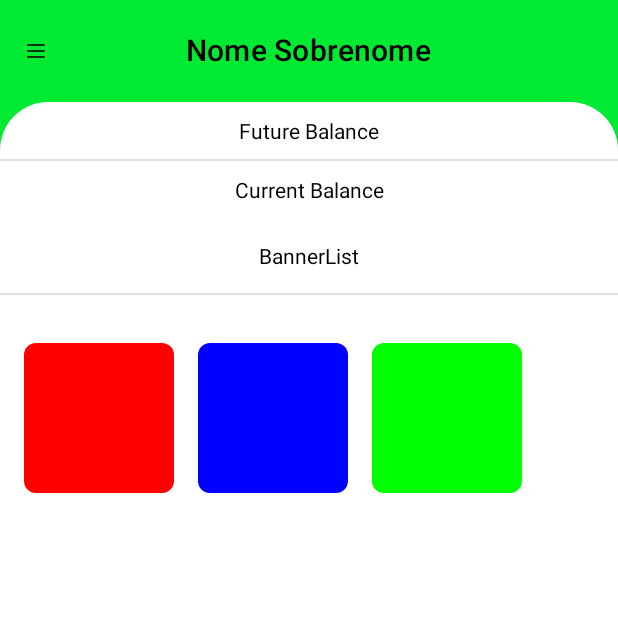
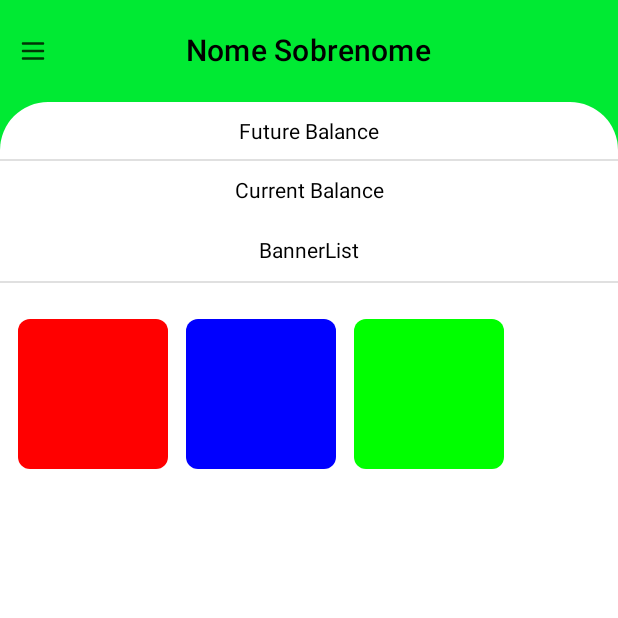
Before and after one commit to gabrielbarth/KmpTon, an Android app built with Jetpack Compose: the screen it shows after launch (MainActivity), on a phone screen of 412 x 824 dp, the top half of it. Run offline under Robolectric (Android 15) with nearby library versions, the phone set to English and light mode, and no system bars; our stand-ins replace Compose Multiplatform resources, Voyager.

Commit message:
ref: theme units

```diff
--- a/theme/src/commonMain/kotlin/com/example/theme/Theme.kt
+++ b/theme/src/commonMain/kotlin/com/example/theme/Theme.kt
@@ -5,19 +5,21 @@ import androidx.compose.runtime.Composable
 import androidx.compose.runtime.CompositionLocalProvider
 import androidx.compose.runtime.staticCompositionLocalOf
 import androidx.compose.ui.unit.Dp
+import androidx.compose.ui.unit.TextUnit
 import androidx.compose.ui.unit.dp
+import androidx.compose.ui.unit.sp
 
 data class CustomSpace(
-    val small: Dp = 4.dp,
-    val medium: Dp = 8.dp,
-    val large: Dp = 16.dp,
-    val extraLarge: Dp = 32.dp,
+    val small: Dp = 8.dp,
+    val medium: Dp = 10.dp,
+    val large: Dp = 12.dp,
+    val extraLarge: Dp = 18.dp,
 )
 data class CustomTextSize(
-    val small: Dp = 4.dp,
-    val medium: Dp = 8.dp,
-    val large: Dp = 16.dp,
-    val extraLarge: Dp = 32.dp,
+    val small: TextUnit = 12.sp,
+    val medium: TextUnit = 14.sp,
+    val large: TextUnit = 16.sp,
+    val extraLarge: TextUnit = 18.sp,
 )
 data class CustomTypography(
     val small: Dp = 4.dp,
```
